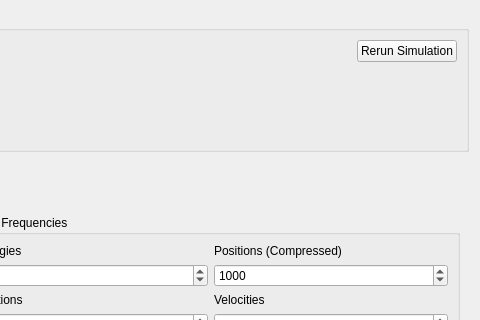
Qt form ui/simulationsetupform.ui (breuerss/gromacs-ui) before a commit; both pictures show x 562 to 1042 and y 0 to 320 of the 1042 by 861 pixel window.
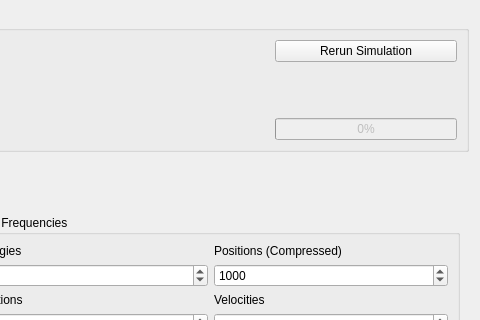
The same form after that commit. Icons and pictures are not drawn.

Commit message: feature: add progress bar

```diff
--- a/ui/simulationsetupform.ui
+++ b/ui/simulationsetupform.ui
@@ -121,6 +121,16 @@
           </property>
          </spacer>
         </item>
+        <item>
+         <widget class="QProgressBar" name="simulationProgress">
+          <property name="enabled">
+           <bool>false</bool>
+          </property>
+          <property name="value">
+           <number>0</number>
+          </property>
+         </widget>
+        </item>
        </layout>
       </item>
      </layout>
```
The commit also changes 5 other files.
